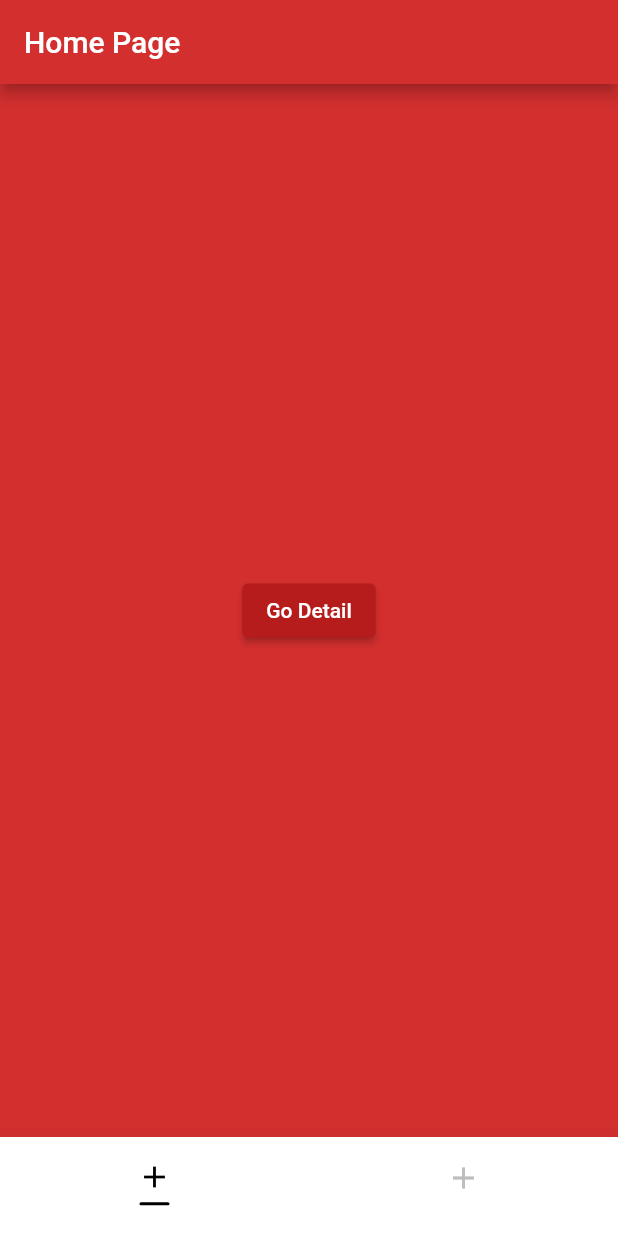
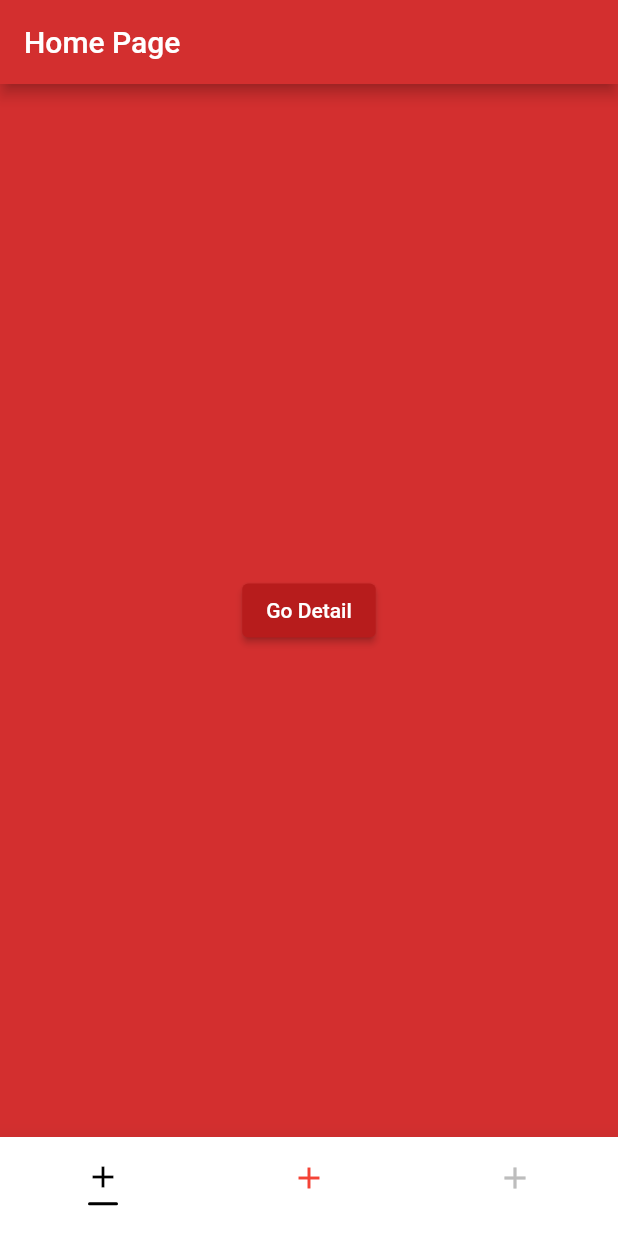
Before and after one commit to yusufnadar/instagram_bottom_nav_bar, a Flutter app: the screen it shows after launch, on a phone screen of 412 x 824 dp. Run offline on Flutter 3.47's test engine with Material 2 defaults, Android fonts, the phone set to English and light mode, and no system bars; our stand-ins replace flutter_svg.

Commit message:
comment lines

```diff
--- a/example/lib/main.dart
+++ b/example/lib/main.dart
@@ -32,7 +32,13 @@ class MyApp extends StatelessWidget {
         iconType: IconType.icon,
         dividerWidth: 20,
         isDivider: true,
+        middleColor: Colors.red,
         items: [
+          InstagramTabItem(
+            label: 'Home Page',
+            page: HomePage(),
+            icon: Icons.add,
+          ),
           InstagramTabItem(
             label: 'Home Page',
             page: HomePage(),
--- a/example/pubspec.yaml
+++ b/example/pubspec.yaml
@@ -18,7 +18,6 @@ dev_dependencies:
   flutter_test:
     sdk: flutter
 
-
 flutter:
 
   uses-material-design: true
--- a/lib/view/bottom_nav_bar_view.dart
+++ b/lib/view/bottom_nav_bar_view.dart
@@ -2,39 +2,92 @@ part of instagram_bottom_nav_bar;
 
 class InstagramTabView extends StatefulWidget {
   final double? elevation;
+
   final BottomNavigationBarType? bottomNavigationBarType;
+
   final double? selectedFontSize;
+
   final TextStyle? selectedLabelStyle;
+
   final TextStyle? unselectedLabelStyle;
+
   final Color selectedItemColor;
+
   final Color unselectedItemColor;
+
   final double? unselectedFontSize;
+
+  // bottom margin between text and icon
   final EdgeInsets? bottomNavigationBarItemPadding;
+
+  // height of icon area
   final double? height;
+
   final Function(int)? onTap;
+
   final Color? backgroundColor;
+
   final double? iconSize;
+
   final IconThemeData? selectedIconTheme;
+
   final bool? showSelectedLabels;
+
   final bool? showUnselectedLabels;
+
   final bool? enableFeedback;
+
   final BottomNavigationBarLandscapeLayout? bottomNavigationBarLandscapeLayout;
+
   final MouseCursor? mouseCursor;
+
   final IconThemeData? unselectedIconTheme;
+
   final List<InstagramTabItem> items;
+
+  // png, jpg or svg choose
   final IconType iconType;
+
+  // height of selected icon
   final double? selectedIconHeight;
+
+  // height of unselected icon
   final double? unSelectedIconHeight;
+
+  // width of selected icon
   final double? selectedIconWidth;
+
+  // width of unselected icon
   final double? unSelectedIconWidth;
+
+  // selected icon size
   final double? selectedIconSize;
+
+  // unselected icon size
   final double? unSelectedIconSize;
+
+  // is divider
   final bool? isDivider;
+
+  // divider width
   final double? dividerWidth;
+
+  // divider height
   final double? dividerHeight;
+
+  // divider color
   final Color? dividerColor;
+
+  // space between divider and icon
   final double? dividerMargin;
+
+  // divider radius
   final double? dividerRadius;
+
+  // middle icon color
+  final Color? middleColor;
+
+  final int? currentIndex;
 
   const InstagramTabView({
     Key? key,
@@ -72,6 +125,8 @@ class InstagramTabView extends StatefulWidget {
     this.dividerColor,
     this.dividerMargin,
     this.dividerRadius,
+    this.middleColor,
+    this.currentIndex,
   }) : super(key: key);
 
   @override
@@ -82,19 +137,34 @@ class _InstagramTabViewState extends State<InstagramTabView>
     with SingleTickerProviderStateMixin {
   late TabController tabController;
 
+  // current index is 0 at first and you start at first page
   int currentIndex = 0;
 
   @override
   void initState() {
     super.initState();
+    // if you want to start from different tab
+    if (widget.currentIndex != null) {
+      currentIndex = widget.currentIndex!;
+    }
+
+    // create a controller for control your tab
     tabController = TabController(
       length: widget.items.length,
       vsync: this,
     );
+
     for (int i = 0; i < widget.items.length; i++) {
+      // create a global key to control your navigator widget
+      // and the navigator widget control your route and key
       final key =
           GlobalKey<NavigatorState>(debugLabel: '${widget.items[i].page}');
+
+      // we are adding all navigator keys to list
       TabConsts.navigatorKeys.add(key);
+
+      // if after click the tab you want to go another page in the same tab
+      // we are creating the settings
       if (widget.items[i].settings != null) {
         TabConsts.navigators.add(
           IndexedStackChild(
@@ -106,6 +176,8 @@ class _InstagramTabViewState extends State<InstagramTabView>
           ),
         );
       } else {
+        // if there is just a page and no navigator any page we can define
+        // just that page
         TabConsts.navigators.add(
           IndexedStackChild(
             child: Navigator(
@@ -122,46 +194,87 @@ class _InstagramTabViewState extends State<InstagramTabView>
 
   @override
   Widget build(BuildContext context) {
-    TabConsts.bottomBarItemList = List.generate(widget.items.length, (index) {
+    // we are adding tabs in build because when change some tab
+    // we should see immediately
+
+    TabConsts.bottomBarItemList = List.generate(
+      widget.items.length,
+      (index) {
+        // if middle tab should different color we can control that
+        var middleColor;
+        if (widget.middleColor != null) {
+          // if items length equal three we find the middle item
+          // if items length equal five we find the middle item
+          if (widget.items.length == 3) {
+            if (index == 1) {
+              middleColor = widget.middleColor;
+            }
+          }
+          if (widget.items.length == 5) {
+            if (index == 2) {
+              middleColor = widget.middleColor;
+            }
+          }
+        }
         late Widget child;
         if (widget.iconType == IconType.pngOrJpg) {
+          // if we use an asset
           if (widget.isDivider == true) {
+            // if we want to see divider under the tab
             child = Column(
               mainAxisAlignment: MainAxisAlignment.center,
               children: [
                 Image.asset(
                   widget.items[index].icon,
-                color: index == currentIndex
+                  // we can control color of selected and unselected item
+                  color: middleColor == null
+                      ? index == currentIndex
                           ? widget.selectedItemColor
-                    : widget.unselectedItemColor,
+                          : widget.unselectedItemColor
+                      : middleColor,
+                  // we can control width of selected and unselected item
                   width: index == currentIndex
                       ? widget.selectedIconWidth
                       : widget.unSelectedIconWidth,
+                  // we can control height of selected and unselected item
                   height: index == currentIndex
                       ? widget.selectedIconHeight
                       : widget.unSelectedIconHeight,
                 ),
-              if (index == currentIndex)
+                if (index == currentIndex && middleColor == null)
+                  // if there is a divider it shows here
                   Container(
+                    // divider width
                     width: widget.dividerWidth ?? 15,
+
+                    // divider height
                     height: widget.dividerHeight ?? 2,
                     decoration: BoxDecoration(
+                      // divider color
                       color: widget.dividerColor ?? Colors.black,
+
+                      // divider radius
                       borderRadius:
                           BorderRadius.circular(widget.dividerRadius ?? 5),
                     ),
+                    // divider margin
                     margin: EdgeInsets.only(top: widget.dividerMargin ?? 5),
                   )
                 else
+                  // it should be because when is no divider one tab it should be
+                  // the same height each other
                   SizedBox(height: widget.dividerMargin ?? 5)
               ],
             );
           } else {
+            // if there is no divider here
             child = Image.asset(
               widget.items[index].icon,
-            color: index == currentIndex
+              color: middleColor == null
+                  ? index == currentIndex
                       ? widget.selectedItemColor
-                : widget.unselectedItemColor,
+                      : widget.unselectedItemColor
+                  : middleColor,
               width: index == currentIndex
                   ? widget.selectedIconWidth
                   : widget.unSelectedIconWidth,
@@ -171,18 +284,19 @@ class _InstagramTabViewState extends State<InstagramTabView>
             );
           }
         } else if (widget.iconType == IconType.svg) {
+          // if we use svg icon
           if (widget.isDivider == true) {
+            // if we have a divider
             child = Column(
               mainAxisAlignment: MainAxisAlignment.center,
               children: [
                 SvgPicture.asset(
                   widget.items[index].icon,
-                colorFilter: ColorFilter.mode(
-                  index == currentIndex
+                  color: middleColor == null
+                      ? index == currentIndex
                           ? widget.selectedItemColor
-                      : widget.unselectedItemColor,
-                  BlendMode.srcIn,
-                ),
+                          : widget.unselectedItemColor
+                      : middleColor,
                   width: index == currentIndex
                       ? widget.selectedIconWidth
                       : widget.unSelectedIconWidth,
@@ -190,7 +304,7 @@ class _InstagramTabViewState extends State<InstagramTabView>
                       ? widget.selectedIconHeight
                       : widget.unSelectedIconHeight,
                 ),
-              if (index == currentIndex)
+                if (index == currentIndex && middleColor == null)
                   Container(
                     width: widget.dividerWidth ?? 15,
                     height: widget.dividerHeight ?? 2,
@@ -210,12 +324,11 @@ class _InstagramTabViewState extends State<InstagramTabView>
               padding: EdgeInsets.only(top: widget.dividerMargin ?? 5),
               child: SvgPicture.asset(
                 widget.items[index].icon,
-              colorFilter: ColorFilter.mode(
-                index == currentIndex
+                color: middleColor == null
+                    ? index == currentIndex
                         ? widget.selectedItemColor
-                    : widget.unselectedItemColor,
-                BlendMode.srcIn,
-              ),
+                        : widget.unselectedItemColor
+                    : middleColor,
                 width: index == currentIndex
                     ? widget.selectedIconWidth
                     : widget.unSelectedIconWidth,
@@ -225,20 +338,23 @@ class _InstagramTabViewState extends State<InstagramTabView>
               ),
             );
         } else if (widget.iconType == IconType.icon) {
+          // if we use a normal icon
           if (widget.isDivider == true) {
             child = Column(
               mainAxisAlignment: MainAxisAlignment.center,
               children: [
                 Icon(
                   widget.items[index].icon,
-                color: index == currentIndex
+                  color: middleColor == null
+                      ? index == currentIndex
                           ? widget.selectedItemColor
-                    : widget.unselectedItemColor,
+                          : widget.unselectedItemColor
+                      : middleColor,
                   size: index == currentIndex
                       ? widget.selectedIconSize
                       : widget.unSelectedIconSize,
                 ),
-              if (index == currentIndex)
+                if (index == currentIndex && middleColor == null)
                   Container(
                     width: widget.dividerWidth ?? 15,
                     height: widget.dividerHeight ?? 2,
@@ -256,9 +372,11 @@ class _InstagramTabViewState extends State<InstagramTabView>
           } else {
             child = Icon(
               widget.items[index].icon,
-            color: index == currentIndex
+              color: middleColor == null
+                  ? index == currentIndex
                       ? widget.selectedItemColor
-                : widget.unselectedItemColor,
+                      : widget.unselectedItemColor
+                  : middleColor,
               size: index == currentIndex
                   ? widget.selectedIconSize
                   : widget.unSelectedIconSize,
@@ -266,6 +384,8 @@ class _InstagramTabViewState extends State<InstagramTabView>
           }
         }
         return BottomNavigationBarItem(
+          // height of icon area
+          // To adjust the space around the icon
           icon: Container(
             height: widget.height ?? 40,
             padding: widget.bottomNavigationBarItemPadding ??
@@ -275,7 +395,8 @@ class _InstagramTabViewState extends State<InstagramTabView>
           ),
           label: widget.items[index].label,
         );
-    });
+      },
+    );
     return WillPopScope(
       onWillPop: () => onWillPop(),
       child: Scaffold(
@@ -309,6 +430,8 @@ class _InstagramTabViewState extends State<InstagramTabView>
           onTap: widget.onTap ?? changeIndex,
           items: TabConsts.bottomBarItemList,
         ),
+        // we used that widget because the keep sized box before the
+        // come that tab
         body: ProsteIndexedStack(
           index: currentIndex,
           children: TabConsts.navigators,
@@ -317,8 +440,10 @@ class _InstagramTabViewState extends State<InstagramTabView>
     );
   }
 
+  // about the navigator pop
   Future<bool> onWillPop() async {
     setState(() {});
+    // if we want to go from a page we check the state of key
     var goBack =
         !await TabConsts.navigatorKeys[currentIndex].currentState!.maybePop();
     if (TabConsts.pageList.length == 1 && TabConsts.pageList.contains(0)) {
@@ -344,11 +469,15 @@ class _InstagramTabViewState extends State<InstagramTabView>
   void changeIndex(int itemIndex) {
     setState(() {});
     if (itemIndex == currentIndex) {
+      // if we click the same tab when we use it goes the first page of tab
       TabConsts.navigatorKeys[currentIndex].currentState?.popUntil(
         (route) => route.isFirst,
       );
     } else {
       currentIndex = itemIndex;
+      // if the pageList length less than 2
+      // if the tab contain the index we click remove and add the end of list
+      // if does not contain we just add end of list
       if (TabConsts.pageList.length <= 2) {
         if (TabConsts.pageList.contains(currentIndex)) {
           TabConsts.pageList.remove(currentIndex);
@@ -357,6 +486,9 @@ class _InstagramTabViewState extends State<InstagramTabView>
           TabConsts.pageList.add(currentIndex);
         }
       } else {
+        // if the pageList length more than 2
+        // we remove first tab without home page
+        // and add this tab to end of list
         TabConsts.pageList.removeAt(1);
         TabConsts.pageList.add(currentIndex);
       }
```
Also changed, not shown: lib/widget/proste_indexed_stack.dart (+6 -2 lines), pubspec.yaml (+4 -3 lines), example/pubspec.lock, 2 other files. Lines whose indentation alone changed are shown as unchanged.
